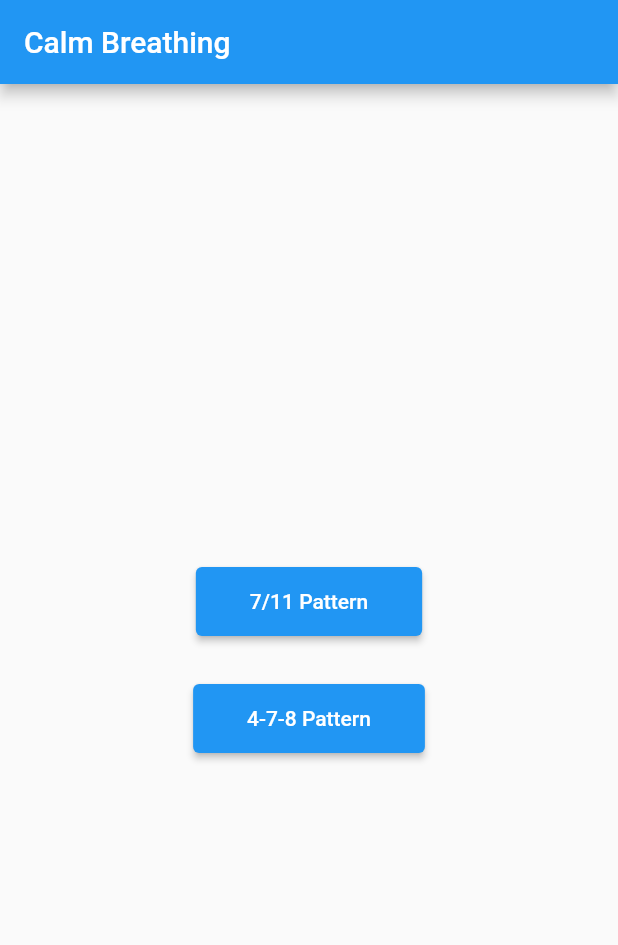
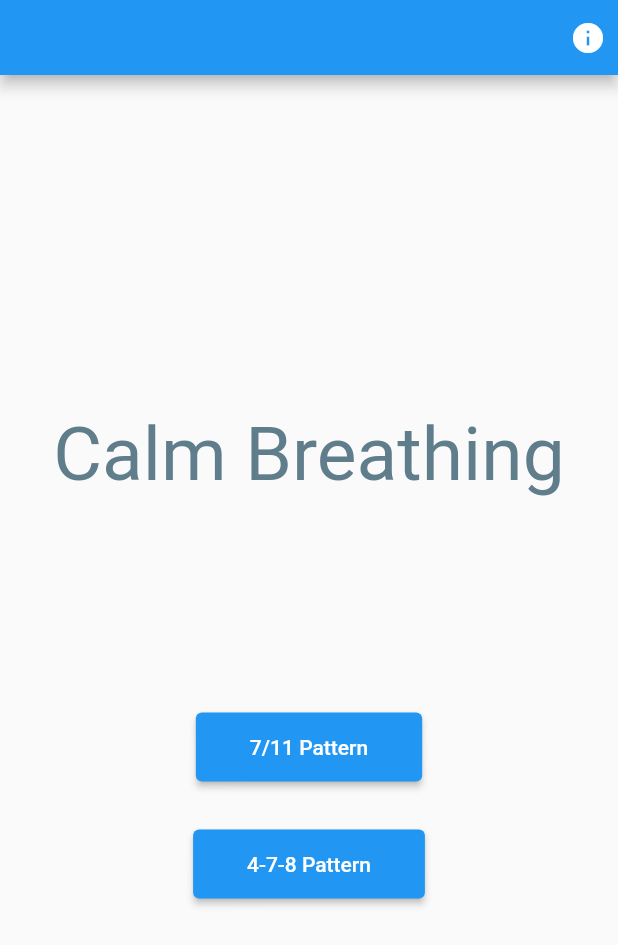
Before and after one commit to rishikesh1419/Calm-Breathing-Flutter, a Flutter app: the screen it shows after launch, on a phone screen of 412 x 824 dp. Shown: the top 945 px of the screen. Run offline on Flutter 3.47's test engine with Material 2 defaults, Android fonts, the phone set to English and light mode, and no system bars.

Commit message:
Better project structure

```diff
--- a/lib/main.dart
+++ b/lib/main.dart
@@ -1,5 +1,5 @@
 import 'package:flutter/material.dart';
-import 'screens/HomeScreen.dart';
+import 'screens/home_screen.dart';
 
 void main() {
   runApp(CalmBreathing());
@@ -9,6 +9,7 @@ class CalmBreathing extends StatelessWidget {
   @override
   Widget build(BuildContext context) {
     return MaterialApp(
+      debugShowCheckedModeBanner: false,
       title: 'Flutter Demo',
       theme: ThemeData(
         primarySwatch: Colors.blue,
--- a/lib/screens/HomeScreen.dart
+++ b/lib/screens/home_screen.dart
@@ -1,11 +1,13 @@
+import 'package:calm_breathing/widgets/app_bar.dart';
 import 'package:flutter/material.dart';
-import 'Breathing.dart';
+import 'breathing.dart';
 
 class HomeScreen extends StatelessWidget {
   @override
   Widget build(BuildContext context) {
     return Scaffold(
-      appBar: AppBar(title: Text("Calm Breathing")),
+      // appBar: AppBar(title: Text("Calm Breathing")),
+      appBar: MyAppBar(home: true),
       body: Column(
         children: [
           Expanded(
@@ -13,6 +15,16 @@ class HomeScreen extends StatelessWidget {
               child: Column(
                 mainAxisAlignment: MainAxisAlignment.center,
                 children: [
+                  Container(
+                    height: 200.0,
+                    child: const Text(
+                      "Calm Breathing",
+                      style: TextStyle(
+                        fontSize: 50.0,
+                        color: Colors.blueGrey,
+                      ),
+                    ),
+                  ),
                   ElevatedButton(
                     onPressed: () {
                       Navigator.push(context, MaterialPageRoute(builder: (_) {
--- a/lib/widgets/BreatherError.dart
+++ b/lib/screens/info_screen.dart
@@ -1,10 +1,10 @@
 import 'package:flutter/material.dart';
 
-class BreatherError extends StatelessWidget {
+class InfoScreen extends StatelessWidget {
   @override
   Widget build(BuildContext context) {
     return Container(
-
+      child: const Text("Info Screen"),
     );
   }
 }
--- /dev/null
+++ b/lib/widgets/app_bar.dart
@@ -0,0 +1,30 @@
+import 'package:calm_breathing/screens/info_screen.dart';
+import 'package:flutter/material.dart';
+
+class MyAppBar extends StatelessWidget implements PreferredSizeWidget {
+  final bool home;
+  const MyAppBar({Key key, this.home}) : super(key: key);
+
+  @override
+  Size get preferredSize => const Size.fromHeight(50);
+
+  @override
+  Widget build(BuildContext context) {
+    return AppBar(
+      leading: home ? null : Icon(Icons.arrow_back),
+      actions: [
+        GestureDetector(
+          onTap: () {
+            Navigator.push(context, MaterialPageRoute(builder: (context) {
+              return InfoScreen();
+            }));
+          },
+          child: Padding(
+            padding: const EdgeInsets.all(8.0),
+            child: Icon(Icons.info),
+          ),
+        ),
+      ],
+    );
+  }
+}
```
Also changed, not shown: lib/screens/Breathing.dart (deleted, +0 -39 lines), lib/screens/breathing.dart (added, +47 -0 lines), lib/widgets/breather_error.dart (added, +17 -0 lines), lib/widgets/three_stage.dart (renamed from lib/screens/ThreeStage.dart), lib/widgets/two_stage.dart (renamed from lib/screens/TwoStage.dart).
